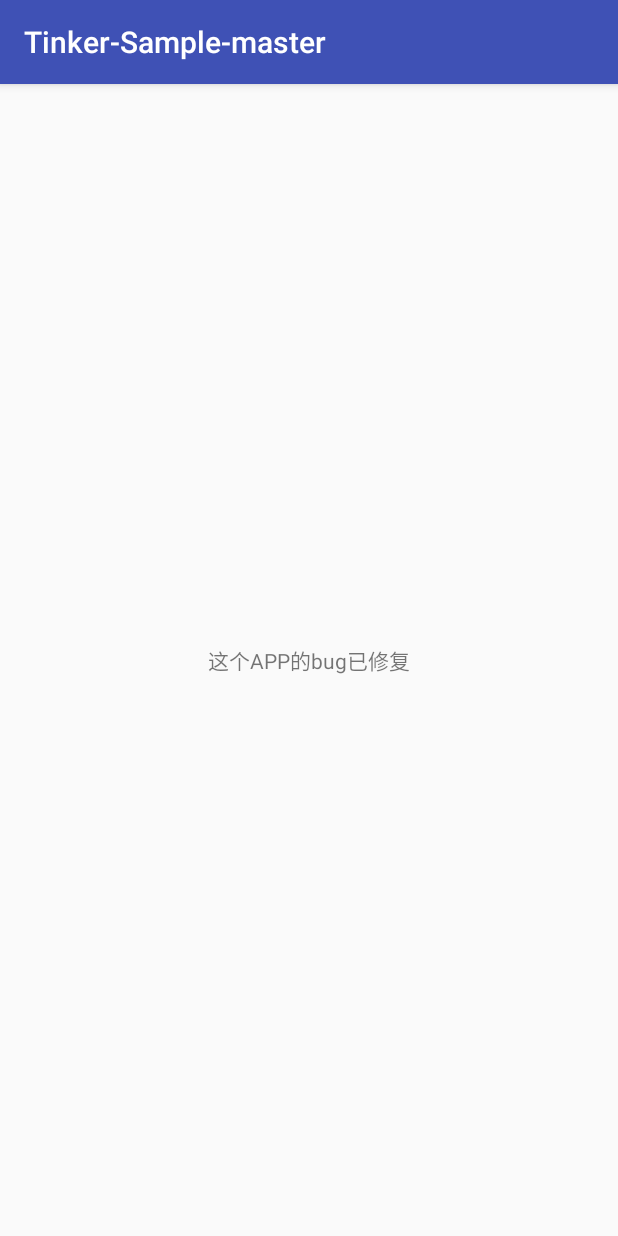
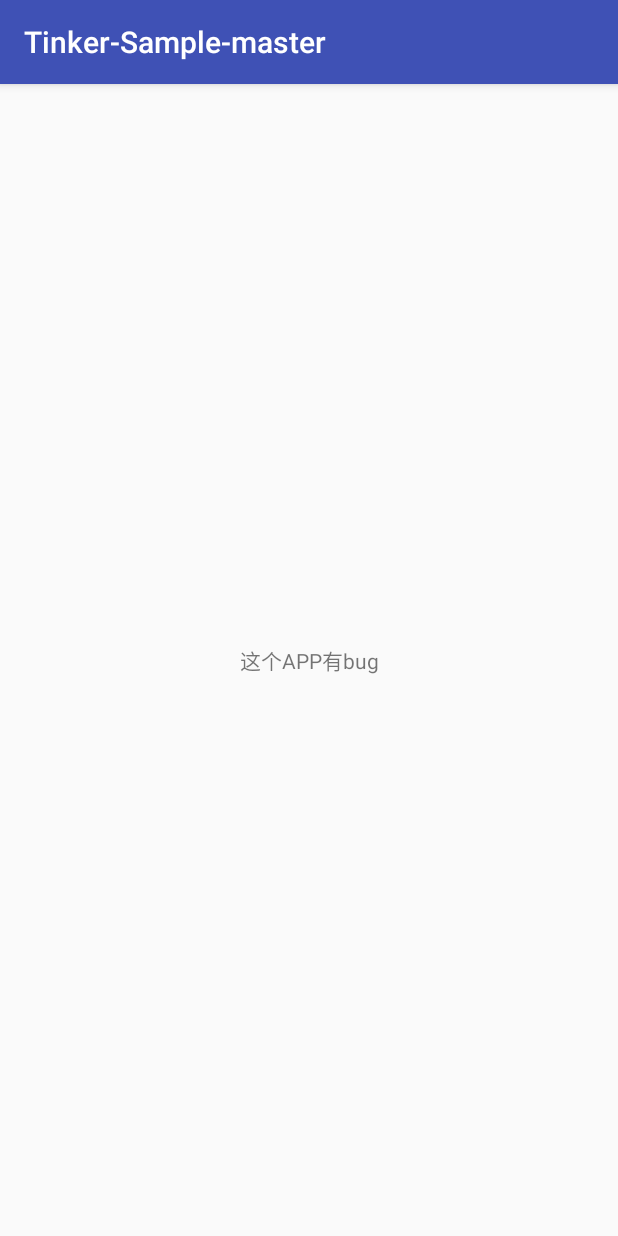
Before and after one commit to caiyouhai/tinker-sample-master, an Android app: the screen it shows after launch (MainActivity), on a phone screen of 412 x 824 dp. Run offline under Robolectric (Android 15) with nearby library versions, the phone set to English and light mode, and no system bars; libraries missing offline, so code that uses them is left out: com.tencent.tinker; 1 statement that could not run was skipped.

```diff
--- a/app/src/main/java/com/cyh/tinker/sample/MainActivity.java
+++ b/app/src/main/java/com/cyh/tinker/sample/MainActivity.java
@@ -26,7 +26,7 @@ public class MainActivity extends AppCompatActivity {
     }
 
     private String getStrText(){
-//        return "这个APP有bug";
-        return "这个APP的bug已修复";
+        return "这个APP有bug";
+//        return "这个APP的bug已修复";
     }
 }
```
